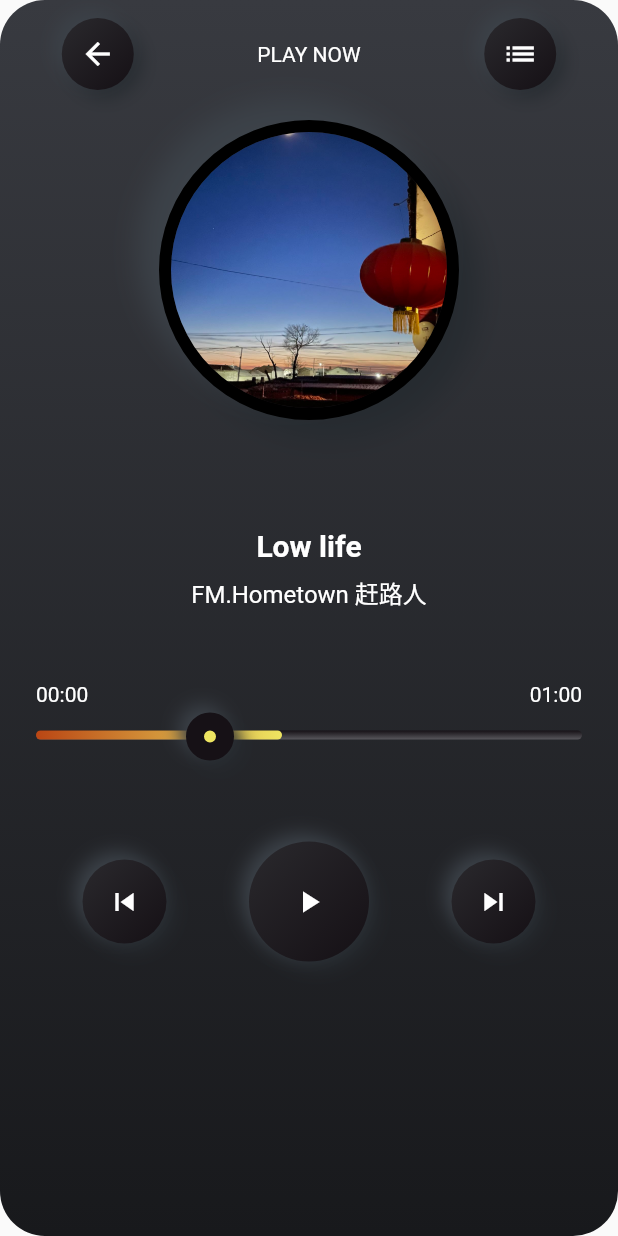
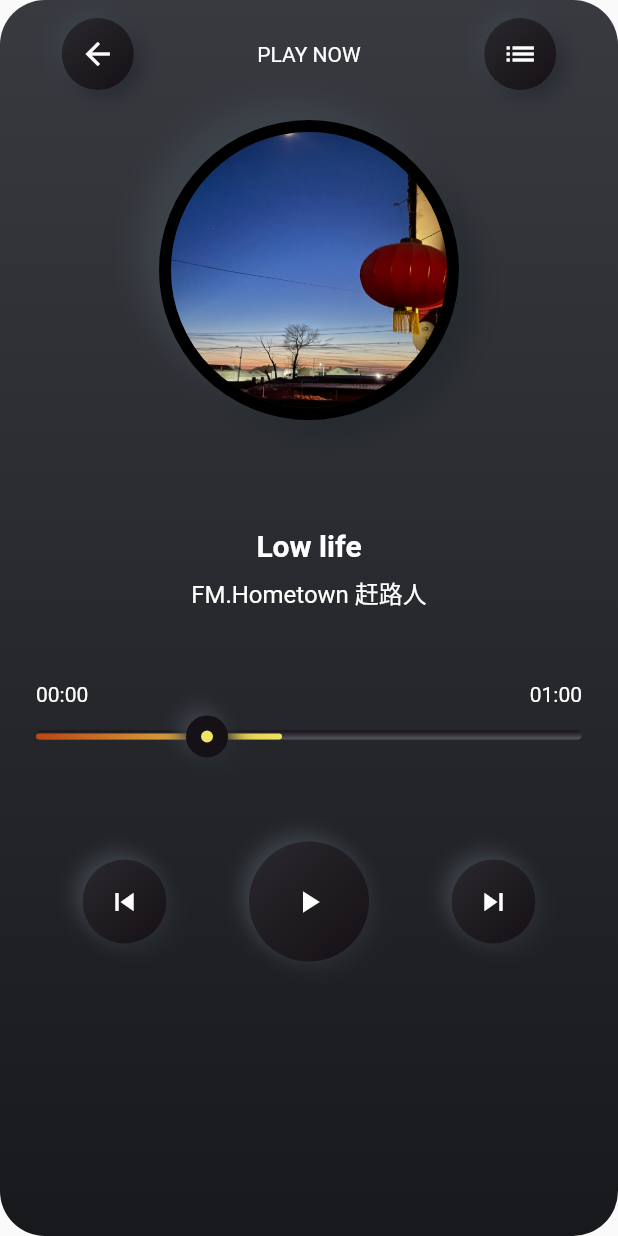
Before and after one commit to JunaYa/flutter-music-app, a Flutter app: the screen it shows after launch, on a phone screen of 412 x 824 dp. Run offline on Flutter 3.47's test engine with Material 2 defaults, Android fonts, the phone set to English and light mode, and no system bars; our stand-ins replace flutter_neumorphic.

Commit message:
feat: update ui

```diff
--- a/lib/pages/DribbbleMusicPlayer.dart
+++ b/lib/pages/DribbbleMusicPlayer.dart
@@ -213,17 +213,14 @@ class PlayerProgressBoard extends StatelessWidget {
                     tileMode: TileMode.mirror,
                   ),
                 ),
-                child: Container(
-                  width: 19,
-                  // color: const Color.fromARGB(255, 202, 84, 33),
-                ),
               ),
               Positioned(
+                top: 2,
                 left: 0,
                 right: 200,
                 child: Container(
                   width: double.infinity,
-                  height: 6,
+                  height: 4,
                   decoration: const BoxDecoration(
                     borderRadius: BorderRadius.all(Radius.circular(3.0)),
                     gradient: LinearGradient(
@@ -243,15 +240,15 @@ class PlayerProgressBoard extends StatelessWidget {
                 ),
               ),
               Positioned(
-                top: -12,
+                top: -10,
                 left: 100,
                 child: Container(
-                  width: 32,
-                  height: 32,
+                  width: 28,
+                  height: 28,
                   decoration: BoxDecoration(
                     borderRadius: const BorderRadius.all(Radius.circular(18.0)),
                     color: const Color.fromARGB(255, 238, 229, 97),
-                    border: Border.all(color: _gredientColor2, width: 12),
+                    border: Border.all(color: _gredientColor2, width: 10),
                   ),
                 ).addNeumorphism(
                   blurRadius: 10,
@@ -290,7 +287,7 @@ class _PlayerControlBoardState extends State<PlayerControlBoard> {
       child: Row(
         mainAxisAlignment: MainAxisAlignment.spaceEvenly,
         children: [
-           const ButtonPlay(
+          const ButtonPlay(
             icon: Icon(
               Icons.skip_previous,
               color: Colors.white,
```
